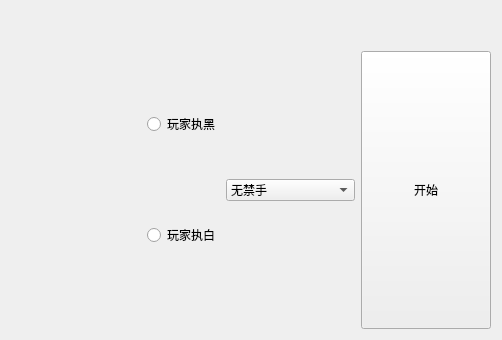
This is SunGomoku/xrUI/xrhall.ui in alien-wxr-xx/SunGomoku as Qt 5 draws it before an edit. The edited form follows.
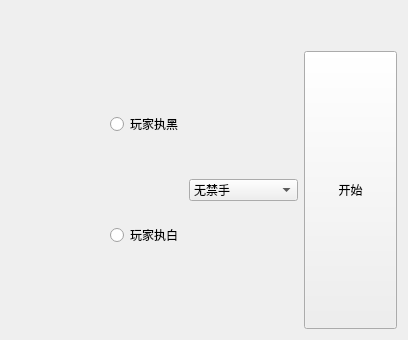
This is the edited form. Icons and pictures are not drawn.

What changed in the file:
```diff
--- a/SunGomoku/xrUI/xrhall.ui
+++ b/SunGomoku/xrUI/xrhall.ui
@@ -6,7 +6,7 @@
    <rect>
     <x>0</x>
     <y>0</y>
-    <width>502</width>
+    <width>408</width>
     <height>340</height>
    </rect>
   </property>
```
Left out of the diff: 60 changed lines with no effect on the pictures.
